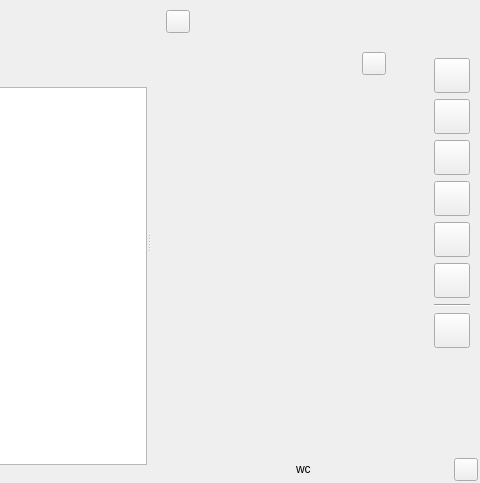
This is ui/manuscript_view.ui in plotlyst/plotlyst-app as Qt 5 draws it before an edit; both pictures show x 324 to 804 and y 0 to 483 of the 804 by 483 pixel window. The edited form follows.
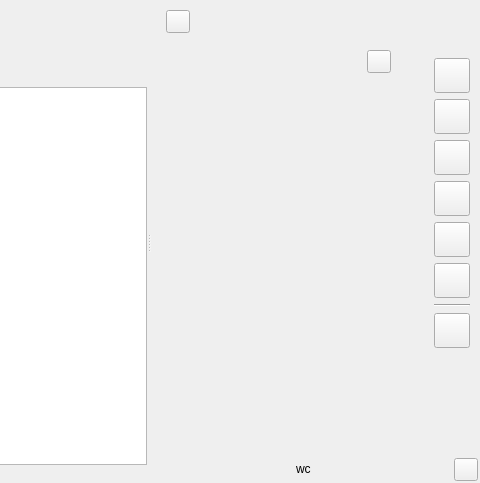
This is the edited form. The open tabs and pages were chosen to show the change. Custom widgets are drawn as their Qt base class.

Commit message: Reduce top margins in manuscript editor

```diff
--- a/ui/manuscript_view.ui
+++ b/ui/manuscript_view.ui
@@ -346,10 +346,10 @@
               <number>0</number>
              </property>
              <property name="topMargin">
-              <number>15</number>
+              <number>0</number>
              </property>
              <property name="bottomMargin">
-              <number>15</number>
+              <number>0</number>
              </property>
              <item>
               <widget class="QScrollArea" name="scrollEditor">
@@ -364,8 +364,8 @@
                  <rect>
                   <x>0</x>
                   <y>0</y>
-                  <width>221</width>
-                  <height>394</height>
+                  <width>211</width>
+                  <height>422</height>
                  </rect>
                 </property>
                 <property name="relaxed-white-bg" stdset="0">
@@ -428,7 +428,28 @@
                  <number>0</number>
                 </property>
                 <property name="topMargin">
-                 <number>4</number>
+                 <number>14</number>
+                </property>
+                <property name="rightMargin">
+                 <number>0</number>
+                </property>
+                <property name="bottomMargin">
+                 <number>0</number>
+                </property>
+                <item>
+                 <widget class="QWidget" name="widget_3" native="true">
+                  <property name="relaxed-white-bg" stdset="0">
+                   <bool>true</bool>
+                  </property>
+                  <layout class="QHBoxLayout" name="horizontalLayout_5">
+                   <property name="spacing">
+                    <number>0</number>
+                   </property>
+                   <property name="leftMargin">
+                    <number>5</number>
+                   </property>
+                   <property name="topMargin">
+                    <number>3</number>
                 </property>
                 <property name="rightMargin">
                  <number>0</number>
@@ -446,6 +467,9 @@
                   </property>
                  </widget>
                 </item>
+                  </layout>
+                 </widget>
+                </item>
                 <item>
                  <widget class="QStackedWidget" name="stackSide">
                   <widget class="QWidget" name="pageInfo">
@@ -592,7 +616,7 @@
                          <x>0</x>
                          <y>0</y>
                          <width>68</width>
-                         <height>342</height>
+                         <height>357</height>
                         </rect>
                        </property>
                        <property name="relaxed-white-bg" stdset="0">
@@ -672,7 +696,7 @@
                  <number>2</number>
                 </property>
                 <property name="topMargin">
-                 <number>10</number>
+                 <number>25</number>
                 </property>
                 <property name="rightMargin">
                  <number>10</number>
```
Left out of the diff: 5 changed lines with no effect on the pictures. Lines whose indentation alone changed are shown as unchanged.
